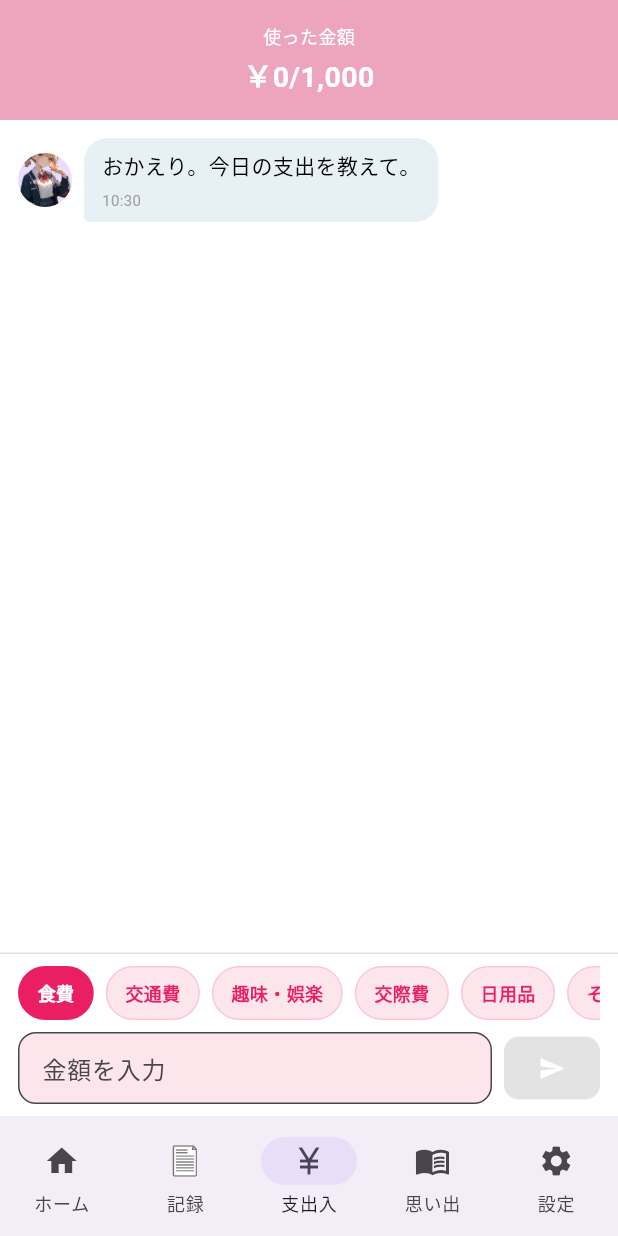
After one commit to kuroda50/Saving-Girlfriend, a Flutter app: the GirlfriendChatScreen screen opened by its route, on a phone screen of 412 x 824 dp. The commit adds this screen. Run offline on Flutter 3.47's test engine with Material 3 defaults, Android fonts, the phone set to English and light mode, and no system bars; our stand-ins replace device_preview, flutter_local_notifications, flutter_riverpod, go_router, riverpod_annotation, shared_preferences and 1 more; accounts and stored records are empty; generated files the repository leaves out were written again.

Commit message:
支出入力画面をチャットUIに変更

```diff
--- /dev/null
+++ b/lib/constants/characters.dart
@@ -0,0 +1,23 @@
+import 'package:saving_girlfriend/constants/assets.dart';
+import 'package:saving_girlfriend/models/character.dart';
+
+final List<Character> characters = [
+  const Character(
+    id: 'suzunari_oto',
+    name: '鈴鳴 音',
+    image: AppAssets.characterSuzunari,
+    description_tags: ['#あざとい', '#高校の後輩', '#甘え上手', '#小悪魔系', '#からかい上手'],
+  ),
+  const Character(
+    id: 'coming_soon_1',
+    name: 'ComingSoon',
+    image: AppAssets.characterComingsoon,
+    description_tags: ['ComingSoon'],
+  ),
+  const Character(
+    id: 'coming_soon_2',
+    name: 'ComingSoon',
+    image: AppAssets.characterComingsoon,
+    description_tags: ['ComingSoon'],
+  ),
+];
--- a/lib/constants/settings_defaults.dart
+++ b/lib/constants/settings_defaults.dart
@@ -1,6 +1,6 @@
 class SettingsDefaults {
   static const int targetSavingAmount = 100000;
-  static const int dailyBudget = 500;
+  static const int dailyBudget = 1000;
   static const bool notificationsEnabled = true;
   static const double bgmVolume = 70;
 }
--- /dev/null
+++ b/lib/models/character.dart
@@ -0,0 +1,13 @@
+class Character {
+  final String id;
+  final String name;
+  final String image;
+  final List<String> description_tags;
+
+  const Character({
+    required this.id,
+    required this.name,
+    required this.image,
+    required this.description_tags,
+  });
+}
--- a/lib/route/go_router.dart
+++ b/lib/route/go_router.dart
@@ -3,6 +3,7 @@ import 'package:flutter_riverpod/flutter_riverpod.dart';
 import 'package:go_router/go_router.dart';
 import 'package:saving_girlfriend/providers/setting_provider.dart';
 import 'package:saving_girlfriend/route/app_navigation_bar.dart';
+import 'package:saving_girlfriend/screen/chat.dart';
 import 'package:saving_girlfriend/screen/home_screen.dart';
 import 'package:saving_girlfriend/screen/select_girlfriend_screen.dart';
 import 'package:saving_girlfriend/screen/select_story_screen.dart';
@@ -10,7 +11,6 @@ import 'package:saving_girlfriend/screen/settings_screen.dart';
 import 'package:saving_girlfriend/screen/story_screen.dart';
 import 'package:saving_girlfriend/screen/title_screen.dart';
 import 'package:saving_girlfriend/screen/transaction_history_screen.dart';
-import 'package:saving_girlfriend/screen/transaction_input_screen.dart';
 import 'package:saving_girlfriend/utils/dialog_utils.dart';
 
 // 各ブランチのナビゲーションスタックを管理するためのGlobalKey
@@ -65,7 +65,8 @@ final router = GoRouter(
             GoRoute(
               path: '/transaction_input',
               pageBuilder: (context, state) => const NoTransitionPage(
-                child: TransactionInputScreen(),
+                // child: TransactionInputScreen(),
+                child: GirlfriendChatScreen(),
               ),
             ),
           ],
--- /dev/null
+++ b/lib/screen/chat.dart
@@ -0,0 +1,557 @@
+import 'dart:async';
+
+import 'package:flutter/material.dart';
+import 'package:flutter_riverpod/flutter_riverpod.dart';
+import 'package:saving_girlfriend/constants/characters.dart';
+import 'package:saving_girlfriend/constants/color.dart';
+import 'package:saving_girlfriend/models/transaction_state.dart';
+import 'package:saving_girlfriend/providers/current_girlfriend_provider.dart';
+import 'package:saving_girlfriend/providers/setting_provider.dart';
+import 'package:saving_girlfriend/providers/transaction_history_provider.dart';
+import 'package:saving_girlfriend/providers/uuid_provider.dart';
+
+class Message {
+  final String id;
+  final String type; // 'girlfriend' or 'user'
+  final String text;
+  final String time;
+
+  Message(
+      {required this.id,
+      required this.type,
+      required this.text,
+      required this.time});
+}
+
+class Category {
+  final String id;
+  final String name;
+
+  Category({required this.id, required this.name});
+}
+
+class GirlfriendChatScreen extends ConsumerStatefulWidget {
+  const GirlfriendChatScreen({super.key});
+
+  @override
+  ConsumerState<GirlfriendChatScreen> createState() =>
+      GirlfriendChatScreenState();
+}
+
+class GirlfriendChatScreenState extends ConsumerState<GirlfriendChatScreen> {
+  final List<Message> _messages = [
+    Message(
+        id: '1', type: 'girlfriend', text: 'おかえり。今日の支出を教えて。', time: _nowText()),
+  ];
+
+  final List<Category> _categories = [
+    Category(id: 'food', name: '食費'),
+    Category(id: 'transport', name: '交通費'),
+    Category(id: 'entertainment', name: '趣味・娯楽'),
+    Category(id: 'social', name: '交際費'),
+    Category(id: 'daily', name: '日用品'),
+    Category(id: 'other', name: 'その他'),
+  ];
+
+  Category _selectedCategory = Category(id: 'food', name: '食費');
+  String _amountText = '';
+
+  final ScrollController _scrollController = ScrollController();
+
+  static String _nowText() {
+    final now = DateTime.now();
+    String two(int n) => n.toString().padLeft(2, '0');
+    return '${two(now.hour)}:${two(now.minute)}';
+  }
+
+  String _formatCurrency(int value) {
+    final s = value.toString();
+    final buffer = StringBuffer();
+    for (int i = 0; i < s.length; i++) {
+      final pos = s.length - i;
+      buffer.write(s[i]);
+      if (pos > 1 && pos % 3 == 1) buffer.write(',');
+    }
+    return buffer.toString();
+  }
+
+  void _addMessage(String type, String text) {
+    final m = Message(
+        id: DateTime.now().millisecondsSinceEpoch.toString(),
+        type: type,
+        text: text,
+        time: _nowText());
+    setState(() {
+      _messages.add(m);
+    });
+    _scrollToBottom();
+  }
+
+  void _scrollToBottom() {
+    WidgetsBinding.instance.addPostFrameCallback((_) {
+      if (_scrollController.hasClients) {
+        _scrollController.animateTo(
+          _scrollController.position.maxScrollExtent + 100,
+          duration: const Duration(milliseconds: 300),
+          curve: Curves.easeOut,
+        );
+      }
+    });
+  }
+
+  List<String> _calcReactionLines(Category cat, int amt) {
+    // 10 simple reaction rules (no emojis). The order matters.
+    if (cat.id == 'food' && amt < 800) {
+      return ['ごはんは安く済んだんだね。', '節約できてていいと思う。'];
+    }
+    if (cat.id == 'food' && amt >= 2000) {
+      return ['ちょっと高めだね。', 'たまにはいいけど、次は気をつけよう。'];
+    }
+    if (cat.id == 'entertainment') {
+      return ['趣味に使ったんだ。', '楽しめたならいいけど、使いすぎ注意ね。'];
+    }
+    if (cat.id == 'social') {
+      return ['交際費か。', 'ちゃんと楽しめたなら問題ないよ。'];
+    }
+    if (amt < 300) {
+      return ['控えめだね。', 'その調子でいこう。'];
+    }
+    if (amt > 3000) {
+      return ['かなり使ったね。', '少しペースを落とそうか。'];
+    }
+    if (cat.id == 'transport') {
+      return ['交通費だね。', 'どこに行ってたの？'];
+    }
+    if (cat.id == 'daily') {
+      return ['日用品の出費か。', '必要なものなら仕方ないね。'];
+    }
+    if (cat.id == 'other') {
+      return ['その他の出費か。', '何に使ったのか気になるよ。'];
+    }
+    // default
+    return ['わかった。', 'ありがと。'];
+  }
+
+  Future<void> _girlfriendRespond(Category cat, int amt, int todaySpent) async {
+    setState(() {
+      _messages.add(Message(
+          id: DateTime.now().millisecondsSinceEpoch.toString(),
+          type: 'girlfriend',
+          text: '…',
+          time: _nowText()));
+    });
+    _scrollToBottom();
+
+    final lines = _calcReactionLines(cat, amt);
+
+    for (int i = 0; i < lines.length; i++) {
+      // wait a bit (human-like)
+      await Future.delayed(
+          Duration(milliseconds: 700 + (200 * i) + (100 * (i % 3))));
+
+      setState(() {
+        // replace the typing indicator with actual line
+        if (_messages.isNotEmpty &&
+            _messages.last.type == 'girlfriend' &&
+            _messages.last.text == '…') {
+          _messages.removeLast();
+        }
+        _messages.add(Message(
+            id: DateTime.now().millisecondsSinceEpoch.toString(),
+            type: 'girlfriend',
+            text: lines[i],
+            time: _nowText()));
+      });
+
+      _scrollToBottom();
+
+      // if more lines to come, insert typing indicator before next
+      if (i < lines.length - 1) {
+        setState(() {
+          _messages.add(Message(
+              id: DateTime.now().millisecondsSinceEpoch.toString(),
+              type: 'girlfriend',
+              text: '…',
+              time: _nowText()));
+        });
+        _scrollToBottom();
+      }
+    }
+
+    final dailyBudget = await ref
+        .read(settingsProvider.future)
+        .then((value) => value.dailyBudget);
+
+    // summary after reactions
+    await Future.delayed(const Duration(milliseconds: 800));
+    if (todaySpent >= dailyBudget) {
+      _addMessage(
+          'girlfriend', '今日は${_formatCurrency(todaySpent)}円使ってる。予算オーバーだね。');
+    } else {
+      _addMessage('girlfriend',
+          '今日の残りは${_formatCurrency(dailyBudget - todaySpent)}円。節約がんばろう。');
+    }
+  }
+
+  Future<void> _handleSubmit(int todaySpent) async {
+    if (_amountText.isEmpty) return;
+    final amt = int.tryParse(_amountText);
+    if (amt == null || amt <= 0) return;
+
+    _addMessage('user', '${_selectedCategory.name}: ${_formatCurrency(amt)}円');
+
+    final newTransaction = TransactionState(
+      id: ref.read(uuidProvider).v4(),
+      type: 'expense',
+      date: DateTime.now(),
+      amount: amt,
+      category: _selectedCategory.id,
+    );
+    await ref
+        .read(transactionsProvider.notifier)
+        .addTransaction(newTransaction);
+
+    await _girlfriendRespond(_selectedCategory, amt, todaySpent + amt);
+
+    setState(() {
+      _amountText = '';
+      _selectedCategory = _categories[0];
+    });
+  }
+
+  @override
+  void dispose() {
+    _scrollController.dispose();
+    super.dispose();
+  }
+
+  Widget _buildMessageTile(Message m) {
+    final bool isUser = m.type == 'user';
+    final characterId = ref.watch(currentGirlfriendProvider);
+    final character = characters.firstWhere(
+      (c) => c.id == characterId.asData?.value,
+      orElse: () => characters.first,
+    );
+    final characterImage = character.image;
+
+    return Row(
+      mainAxisAlignment:
+          isUser ? MainAxisAlignment.end : MainAxisAlignment.start,
+      children: [
+        if (!isUser)
+          CircleAvatar(
+            radius: 18,
+            backgroundImage: AssetImage(characterImage),
+          ),
+        const SizedBox(width: 8),
+        Flexible(
+          child: Container(
+            padding: const EdgeInsets.symmetric(vertical: 8, horizontal: 12),
+            margin: const EdgeInsets.symmetric(vertical: 4),
+            decoration: BoxDecoration(
+              color: isUser ? AppColors.primary : AppColors.forthBackground,
+              borderRadius: BorderRadius.only(
+                topLeft: const Radius.circular(16),
+                topRight: const Radius.circular(16),
+                bottomLeft: Radius.circular(isUser ? 16 : 4),
+                bottomRight: Radius.circular(isUser ? 4 : 16),
+              ),
+            ),
+            child: Column(
+              crossAxisAlignment: CrossAxisAlignment.start,
+              children: [
+                m.text == '…'
+                    ? const TypingIndicator()
+                    : Text(m.text,
+                        style: TextStyle(
+                            color: isUser
+                                ? AppColors.mainIcon
+                                : AppColors.mainText,
+                            fontSize: 14)),
+                const SizedBox(height: 6),
+                Text(m.time,
+                    style: TextStyle(
+                        color: isUser ? AppColors.subText : AppColors.subIcon,
+                        fontSize: 10)),
+              ],
+            ),
+          ),
+        ),
+        const SizedBox(width: 8),
+      ],
+    );
+  }
+
+  @override
+  Widget build(BuildContext context) {
+    final dailyBudgetAsync = ref.watch(settingsProvider);
+    final transactionsAsync = ref.watch(transactionsProvider);
+
+    return dailyBudgetAsync.when(
+      loading: () => const Center(child: CircularProgressIndicator()),
+      error: (_, __) => const Scaffold(
+        body: Center(
+          child: Text('設定の読み込み中にエラーが発生しました。',
+              style: TextStyle(color: AppColors.error)),
+        ),
+      ),
+      data: (data) {
+        return transactionsAsync.when(
+          loading: () => const Center(child: CircularProgressIndicator()),
+          error: (_, __) => const Scaffold(
+            body: Center(
+              child: Text('取引履歴の読み込み中にエラーが発生しました。',
+                  style: TextStyle(color: AppColors.error)),
+            ),
+          ),
+          data: (transactions) {
+            final today = DateTime.now();
+            final todaySpent = transactions
+                .where((tx) =>
+                    tx.date.year == today.year &&
+                    tx.date.month == today.month &&
+                    tx.date.day == today.day)
+                .fold<int>(0, (sum, tx) => sum + tx.amount);
+
+            return Scaffold(
+              backgroundColor: AppColors.mainBackground,
+              appBar: PreferredSize(
+                preferredSize: const Size.fromHeight(80.0), // 高さを増やす
+                child: AppBar(
+                  elevation: 2,
+                  backgroundColor: AppColors.secondary,
+                  automaticallyImplyLeading: false, // 戻るボタンを非表示
+                  flexibleSpace: SafeArea(
+                    child: Padding(
+                        padding: const EdgeInsets.symmetric(
+                            horizontal: 20.0, vertical: 10.0),
+                        child: Center(
+                          child: Column(
+                            mainAxisAlignment: MainAxisAlignment.center,
+                            crossAxisAlignment: CrossAxisAlignment.center,
+                            children: [
+                              const Text("使った金額",
+                                  style: TextStyle(
+                                      fontSize: 12, color: AppColors.subText)),
+                              const SizedBox(height: 4),
+                              Text(
+                                  '￥${_formatCurrency(todaySpent)}/${_formatCurrency(data.dailyBudget)}',
+                                  style: TextStyle(
+                                      fontSize: 19,
+                                      fontWeight: FontWeight.bold,
+                                      color: todaySpent > data.dailyBudget
+                                          ? AppColors.error
+                                          : AppColors.mainIcon)),
+                            ],
+                          ),
+                        )),
+                  ),
+                ),
+              ),
+              body: SafeArea(
+                child: Column(
+                  children: [
+                    Expanded(
+                      child: ListView.builder(
+                        controller: _scrollController,
+                        padding: const EdgeInsets.symmetric(
+                            horizontal: 12, vertical: 8),
+                        itemCount: _messages.length,
+                        itemBuilder: (context, index) {
+                          final m = _messages[index];
+                          return _buildMessageTile(m);
+                        },
+                      ),
+                    ),
+                    // input area (compact)
+                    Container(
+                      decoration: BoxDecoration(
+                          color: AppColors.mainBackground,
+                          border:
+                              Border(top: BorderSide(color: AppColors.border))),
+                      padding: const EdgeInsets.symmetric(
+                          horizontal: 12, vertical: 8),
+                      child: Column(
+                        mainAxisSize: MainAxisSize.min,
+                        children: [
+                          SizedBox(
+                            height: 36,
+                            child: ListView.separated(
+                              scrollDirection: Axis.horizontal,
+                              itemCount: _categories.length,
+                              separatorBuilder: (_, __) =>
+                                  const SizedBox(width: 8),
+                              itemBuilder: (context, i) {
+                                final c = _categories[i];
+                                final selected = c.id == _selectedCategory.id;
+                                return GestureDetector(
+                                  onTap: () {
+                                    setState(() {
+                                      _selectedCategory = c;
+                                    });
+                                  },
+                                  child: Container(
+                                    padding: const EdgeInsets.symmetric(
+                                        horizontal: 12, vertical: 6),
+                                    decoration: BoxDecoration(
+                                      color: selected
+                                          ? AppColors.primary
+                                          : AppColors.secondary
+                                              .withOpacity(0.3),
+                                      borderRadius: BorderRadius.circular(18),
+                                      border: Border.all(
+                                          color: selected
+                                              ? Colors.transparent
+                                              : AppColors.secondary
+                                                  .withOpacity(0.5)),
+                                    ),
+                                    child: Center(
+                                      child: Text(c.name,
+                                          style: TextStyle(
+                                              fontSize: 12,
+                                              color: selected
+                                                  ? AppColors.mainIcon
+                                                  : AppColors.primary,
+                                              fontWeight: FontWeight.w600)),
+                                    ),
+                                  ),
+                                );
+                              },
+                            ),
+                          ),
+                          const SizedBox(height: 8),
+                          Row(
+                            children: [
+                              Expanded(
+                                child: TextField(
+                                  keyboardType: TextInputType.number,
+                                  decoration: InputDecoration(
+                                    hintText: '金額を入力',
+                                    contentPadding: const EdgeInsets.symmetric(
+                                        vertical: 10, horizontal: 12),
+                                    filled: true,
+                                    fillColor:
+                                        AppColors.secondary.withOpacity(0.3),
+                                    border: OutlineInputBorder(
+                                        borderRadius: BorderRadius.circular(12),
+                                        borderSide: BorderSide(
+                                            color: AppColors.secondary
+                                                .withOpacity(0.5))),
+                                  ),
+                                  onSubmitted: (String _) {
+                                    (_amountText.isEmpty ||
+                                            int.tryParse(_amountText) == null)
+                                        ? null
+                                        : _handleSubmit(todaySpent);
+                                  },
+                                  onChanged: (v) {
+                                    final filtered =
+                                        v.replaceAll(RegExp('[^0-9]'), '');
+                                    setState(() {
+                                      _amountText = filtered.length > 7
+                                          ? filtered.substring(0, 7)
+                                          : filtered;
+                                    });
+                                  },
+                                  controller: TextEditingController(
+                                      text: _amountText)
+                                    ..selection = TextSelection.fromPosition(
+                                        TextPosition(
+                                            offset: _amountText.length)),
+                                ),
+                              ),
+                              const SizedBox(width: 8),
+                              ElevatedButton(
+                                onPressed: (_amountText.isEmpty ||
+                                        int.tryParse(_amountText) == null)
+                                    ? null
+                                    : () => _handleSubmit(todaySpent),
+                                style: ElevatedButton.styleFrom(
+                                  padding: const EdgeInsets.all(12),
+                                  backgroundColor: AppColors.primary,
+                                  shape: RoundedRectangleBorder(
+                                      borderRadius: BorderRadius.circular(10)),
+                                ),
+                                child: const Icon(Icons.send,
+                                    color: AppColors.mainIcon),
+                              )
+                            ],
+                          )
+                        ],
+                      ),
+                    )
+                  ],
+                ),
+              ),
+            );
+          },
+        );
+      },
+    );
+  }
+}
+
+class TypingIndicator extends StatefulWidget {
+  const TypingIndicator({super.key});
+
+  @override
+  State<TypingIndicator> createState() => _TypingIndicatorState();
+}
+
+class _TypingIndicatorState extends State<TypingIndicator>
+    with SingleTickerProviderStateMixin {
+  late AnimationController _controller;
+  late Animation<double> _animation;
+
+  @override
+  void initState() {
+    super.initState();
+    _controller = AnimationController(
+      duration: const Duration(milliseconds: 1000),
+      vsync: this,
+    )..repeat();
+    _animation = Tween(begin: 0.0, end: 1.0).animate(
+      CurvedAnimation(
+        parent: _controller,
+        curve: const Interval(0.0, 0.7, curve: Curves.easeOut),
+      ),
+    );
+  }
+
+  @override
+  void dispose() {
+    _controller.dispose();
+    super.dispose();
+  }
+
+  @override
+  Widget build(BuildContext context) {
+    return SizedBox(
+      width: 50,
+      child: Row(
+        mainAxisAlignment: MainAxisAlignment.spaceAround,
+        children: List.generate(3, (index) {
+          return AnimatedBuilder(
+            animation: _animation,
+            builder: (context, child) {
+              final double opacity = (index / 3.0) <= _animation.value
+                  ? _animation.value - (index / 3.0)
+                  : 0.0;
+              return Opacity(
+                opacity: opacity.clamp(0.0, 1.0),
+                child: Container(
+                  width: 8,
+                  height: 8,
+                  decoration: const BoxDecoration(
+                    color: AppColors.subIcon,
+                    shape: BoxShape.circle,
+                  ),
+                ),
+              );
+            },
+          );
+        }),
+      ),
+    );
+  }
+}
--- a/pubspec.yaml
+++ b/pubspec.yaml
@@ -73,4 +73,5 @@ flutter:
     - assets/images/background/
     - assets/images/character/
     - assets/images/icon/
-    - assets/bgm/
+    - assets/audio/bgm/
+    - assets/audio/se/
```
Also changed, not shown: lib/screen/select_girlfriend_screen.dart (+11 -40 lines).
